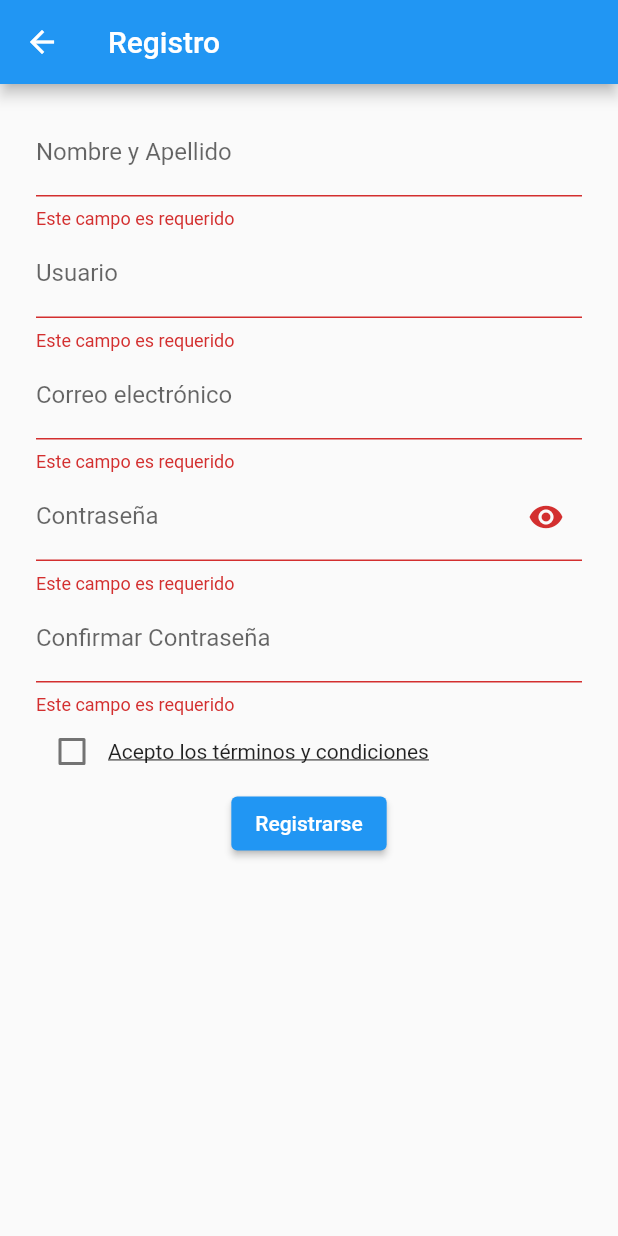
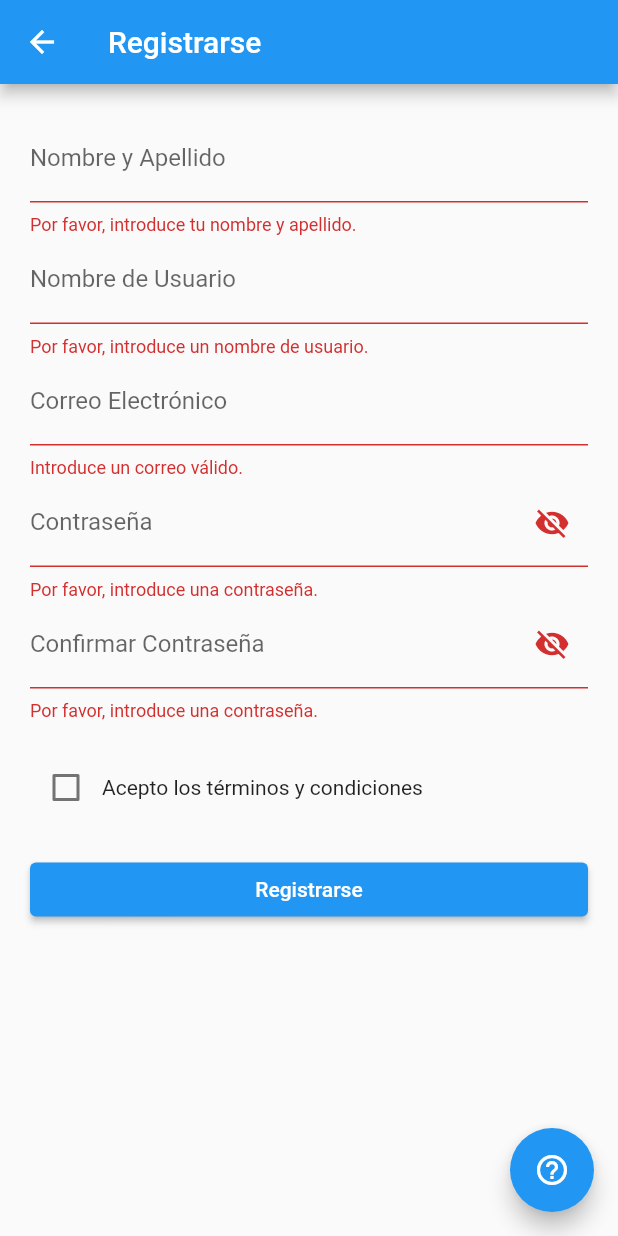
Before and after one commit to Conisilva03/Capstone, a Flutter app: the RegistroScreen screen opened directly, after a tap on "Registrarse", on a phone screen of 412 x 824 dp. Run offline on Flutter 3.47's test engine with Material 2 defaults, Android fonts, the phone set to English and light mode, and no system bars; our stand-ins replace flutter_map, geolocator, latlong2, shared_preferences; missing offline and left inert: jaguar_jwt; accounts and stored records are empty.

Commit message:
reservash

```diff
--- a/lib/registro.dart
+++ b/lib/registro.dart
@@ -2,6 +2,7 @@ import 'package:flutter/material.dart';
 import 'package:http/http.dart' as http;
 import 'dart:convert';
 import 'package:crypto/crypto.dart';
+import 'package:app_parking/login.dart';
 
 void main() => runApp(MyApp());
 
@@ -41,19 +42,25 @@ class _RegistroScreenState extends State<RegistroScreen> {
   Future<bool> checkUserExistence(String username, String email) async {
     final response = await http.post(
       Uri.parse('https://api2.parkingtalcahuano.cl/users/check-existence'),
-      headers: {'Content-Type': 'application/json'},
-      body: json.encode({"username": username, "email": email}),
+      headers: {
+        'Content-Type': 'application/json',
+      },
+      body: json.encode({
+        "username": username,
+        "email": email,
+      }),
     );
 
     if (response.statusCode == 200) {
       Map<String, dynamic> responseBody = json.decode(response.body);
-      return responseBody['exists'] ?? false;
+      return responseBody['exists'] ??
+          false; // Asumiendo que el campo se llama 'exists' y es booleano.
     } else {
       throw Exception('Error checking user existence');
     }
   }
 
-  Future<Map<String, dynamic>?> registerUser({
+  Future<bool> registerUser({
     required String name,
     required String username,
     required String email,
@@ -63,94 +70,146 @@ class _RegistroScreenState extends State<RegistroScreen> {
   }) async {
     final response = await http.post(
       Uri.parse('https://api2.parkingtalcahuano.cl/users/'),
-      headers: {'Content-Type': 'application/json'},
+      headers: {
+        'Content-Type': 'application/json',
+      },
       body: json.encode({
-        "name": name,
         "username": username,
         "email": email,
-        "hashed_password": _hashPassword(password),
+        "hashed_password": (password), // Utilizando tu función de hash.
         "role": role,
         "is_active": is_active,
       }),
     );
 
     if (response.statusCode == 200) {
-      return json.decode(response.body);
+      return true;
     } else {
-      print('Failed to register user: ${response.body}');
-      return null;
+      return false;
     }
+    ;
   }
 
-  Future<bool> createWallet({required int userId}) async {
-    final response = await http.post(
-      Uri.parse('https://api2.parkingtalcahuano.cl/wallets/'),
-      headers: {'Content-Type': 'application/json'},
-      body: json.encode({"user_id": userId, "balance": 0}),
+  @override
+  Widget build(BuildContext context) {
+    return Scaffold(
+      appBar: AppBar(
+        title: Text('Registrarse'),
+      ),
+      body: SingleChildScrollView(
+        padding: EdgeInsets.all(20.0),
+        child: Form(
+          key: _formKey,
+          child: Column(
+            crossAxisAlignment: CrossAxisAlignment.stretch,
+            children: <Widget>[
+              TextFormField(
+                controller: nombreApellidoController,
+                decoration: InputDecoration(labelText: 'Nombre y Apellido'),
+                validator: (value) {
+                  if (value == null || value.isEmpty) {
+                    return 'Por favor, introduce tu nombre y apellido.';
+                  }
+                  return null;
+                },
+              ),
+              TextFormField(
+                controller: usuarioController,
+                decoration: InputDecoration(labelText: 'Nombre de Usuario'),
+                validator: (value) {
+                  if (value == null || value.isEmpty) {
+                    return 'Por favor, introduce un nombre de usuario.';
+                  } else if (value.length < 6) {
+                    return 'El nombre de usuario debe tener al menos 6 caracteres.';
+                  }
+                  return null;
+                },
+              ),
+              TextFormField(
+                controller: correoController,
+                decoration: InputDecoration(labelText: 'Correo Electrónico'),
+                validator: (value) {
+                  if (value == null || !value.contains('@')) {
+                    return 'Introduce un correo válido.';
+                  }
+                  return null;
+                },
+              ),
+              _buildPasswordTextField(
+                controller: passwordController,
+                labelText: 'Contraseña',
+              ),
+              _buildPasswordTextField(
+                controller: confirmPasswordController,
+                labelText: 'Confirmar Contraseña',
+              ),
+              SizedBox(height: 20), // Agregamos espacio arriba de los términos
+              Row(
+                children: [
+                  Checkbox(
+                    value: aceptaTerminos,
+                    onChanged: (bool? value) {
+                      setState(() {
+                        aceptaTerminos = value ?? false;
+                      });
+                    },
+                  ),
+                  Divider(),
+                  GestureDetector(
+                    onTap: _mostrarTerminosYCondiciones,
+                    child: Text('Acepto los términos y condiciones'),
+                  ),
+                ],
+              ),
+              SizedBox(height: 20), // Agregamos espacio debajo del botón
+              ElevatedButton(
+                onPressed: _submitForm,
+                child: Text('Registrarse'),
+              ),
+            ],
+          ),
+        ),
+      ),
+      floatingActionButton: FloatingActionButton(
+        onPressed: _mostrarComoUsar,
+        tooltip: 'Cómo usar la app',
+        child: Icon(Icons.help_outline),
+      ),
     );
-
-    return response.statusCode == 200;
   }
 
-  Future<void> _submitForm() async {
-    if (!_formKey.currentState!.validate()) {
-      return;
-    }
-
-    final nombreApellido = nombreApellidoController.text.trim();
-    final usuario = usuarioController.text.trim();
-    final correo = correoController.text.trim();
-    final password = passwordController.text.trim();
-    final confirmPassword = confirmPasswordController.text.trim();
-
-    if (password != confirmPassword) {
-      ScaffoldMessenger.of(context).showSnackBar(
-        SnackBar(content: Text('Las contraseñas no coinciden')),
+  void _mostrarComoUsar() {
+    showDialog(
+      context: context,
+      builder: (BuildContext context) {
+        return AlertDialog(
+          title: Text("Cómo usar"),
+          content: SingleChildScrollView(
+            child: ListBody(
+              children: <Widget>[
+                Text(
+                    "1. Luego de un registro exitoso, podrás acceder a la sección 'Comenzar' para estacionarte."),
+                SizedBox(height: 10),
+                Text(
+                    "2. Para una reserva exitosa, debes dirigirse a la sección de 'Buscar estacionamientos' y seleccionar el de tu preferencia y clickear 'Reservar', pudiendo terminar también tu reserva si te desocupas antes de lo presupuestado."),
+                SizedBox(height: 10),
+                Text(
+                    "3. Puedes cancelar una reserva, siempre y cuando sea mínimo media hora antes de la hora de reserva."),
+                // ... Puedes agregar más instrucciones aquí...
+              ],
+            ),
+          ),
+          actions: <Widget>[
+            TextButton(
+              child: Text("Cerrar"),
+              onPressed: () {
+                Navigator.of(context).pop();
+              },
+            ),
+          ],
         );
-      return;
-    }
-
-    if (!aceptaTerminos) {
-      ScaffoldMessenger.of(context).showSnackBar(
-        SnackBar(content: Text('Debe aceptar los términos y condiciones')),
+      },
     );
-      return;
-    }
-
-    final userExists = await checkUserExistence(usuario, correo);
-    if (userExists) {
-      ScaffoldMessenger.of(context).showSnackBar(
-        SnackBar(content: Text('El usuario o correo ya existe')),
-      );
-      return;
-    }
-
-    final Map<String, dynamic>? user = await registerUser(
-      name: nombreApellido,
-      username: usuario,
-      email: correo,
-      password: password,
-      role: 'user',
-      is_active: true,
-    );
-
-    if (user != null && user.containsKey('id')) {
-      final bool walletCreated = await createWallet(userId: user['id']);
-      if (walletCreated) {
-        ScaffoldMessenger.of(context).showSnackBar(
-          SnackBar(content: Text('Usuario registrado con éxito')),
-        );
-        // You can navigate to another screen here, if needed
-      } else {
-        ScaffoldMessenger.of(context).showSnackBar(
-          SnackBar(content: Text('Error al crear la billetera del usuario')),
-        );
-      }
-    } else {
-      ScaffoldMessenger.of(context).showSnackBar(
-        SnackBar(content: Text('Error al registrar el usuario')),
-      );
-    }
   }
 
   void _mostrarTerminosYCondiciones() {
@@ -186,62 +245,98 @@ class _RegistroScreenState extends State<RegistroScreen> {
     );
   }
 
-  @override
-  Widget build(BuildContext context) {
-    // The build method starts here.
-    return Scaffold(
-      appBar: AppBar(
-        title: Text('Registro'),
+  Future<void> _submitForm() async {
+    if (!_formKey.currentState!.validate()) {
+      return;
+    }
+
+    if (passwordController.text != confirmPasswordController.text) {
+      ScaffoldMessenger.of(context).showSnackBar(
+        SnackBar(
+          content: Text('Las contraseñas no coinciden.'),
         ),
-      body: SingleChildScrollView(
-        child: Container(
-          padding: EdgeInsets.symmetric(vertical: 16.0, horizontal: 24.0),
-          child: Form(
-            key: _formKey,
-            child: Column(
-              children: <Widget>[
-                TextFormField(
-                  controller: nombreApellidoController,
-                  decoration: InputDecoration(labelText: 'Nombre y Apellido'),
+      );
+      return;
+    }
+
+    if (!aceptaTerminos) {
+      ScaffoldMessenger.of(context).showSnackBar(
+        SnackBar(
+          content: Text('Debes aceptar los términos y condiciones.'),
+        ),
+      );
+      return;
+    }
+
+    bool userExists = await checkUserExistence(
+      usuarioController.text,
+      correoController.text,
+    );
+
+    if (userExists) {
+      ScaffoldMessenger.of(context).showSnackBar(
+        SnackBar(
+          content: Text('El nombre de usuario o el correo ya están en uso.'),
+        ),
+      );
+      return;
+    }
+
+    bool registered = await registerUser(
+      name: nombreApellidoController.text,
+      username: usuarioController.text,
+      email: correoController.text,
+      password: (passwordController.text),
+      role: 'user',
+      is_active: true,
+    );
+    print(registered);
+
+    if (registered) {
+      ScaffoldMessenger.of(context).showSnackBar(
+        SnackBar(
+          content: Text('Registro exitoso! Bienvenido!'),
+          backgroundColor: Colors.green,
+        ),
+      );
+      Navigator.pushReplacement(
+        context,
+        MaterialPageRoute(
+          builder: (context) =>
+              LoginScreen(), // Asumiendo que tu pantalla de login se llama `LoginScreen`
+        ),
+      );
+    } else {
+      ScaffoldMessenger.of(context).showSnackBar(
+        SnackBar(
+          content: Text(
+              'Hubo un problema al registrarse. Por favor, inténtalo de nuevo.'),
+          backgroundColor: Colors.red,
+        ),
+      );
+    }
+  }
+
+  Widget _buildPasswordTextField({
+    required TextEditingController controller,
+    required String labelText,
+  }) {
+    return TextFormField(
+      controller: controller,
+      obscureText: _obscurePassword,
       validator: (value) {
         if (value == null || value.isEmpty) {
-                      return 'Este campo es requerido';
+          return 'Por favor, introduce una contraseña.';
+        } else if (value.length < 8) {
+          return 'La contraseña debe tener al menos 8 caracteres.';
         }
         return null;
       },
-                ),
-                TextFormField(
-                  controller: usuarioController,
-                  decoration: InputDecoration(labelText: 'Usuario'),
-                  validator: (value) {
-                    if (value == null || value.isEmpty) {
-                      return 'Este campo es requerido';
-                    }
-                    return null;
-                  },
-                ),
-                TextFormField(
-                  controller: correoController,
-                  decoration: InputDecoration(labelText: 'Correo electrónico'),
-                  validator: (value) {
-                    if (value == null || value.isEmpty) {
-                      return 'Este campo es requerido';
-                    } else if (!value.contains('@')) {
-                      return 'Correo no válido';
-                    }
-                    return null;
-                  },
-                ),
-                TextFormField(
-                  controller: passwordController,
-                  obscureText: _obscurePassword,
       decoration: InputDecoration(
-                    labelText: 'Contraseña',
+        labelText: labelText,
         suffixIcon: IconButton(
           icon: Icon(
-                        _obscurePassword
-                            ? Icons.visibility
-                            : Icons.visibility_off,
+            _obscurePassword ? Icons.visibility_off : Icons.visibility,
           ),
           onPressed: () {
             setState(() {
@@ -250,55 +345,6 @@ class _RegistroScreenState extends State<RegistroScreen> {
           },
         ),
       ),
-                  validator: (value) {
-                    if (value == null || value.isEmpty) {
-                      return 'Este campo es requerido';
-                    }
-                    return null;
-                  },
-                ),
-                TextFormField(
-                  controller: confirmPasswordController,
-                  obscureText: _obscurePassword,
-                  decoration:
-                      InputDecoration(labelText: 'Confirmar Contraseña'),
-                  validator: (value) {
-                    if (value == null || value.isEmpty) {
-                      return 'Este campo es requerido';
-                    } else if (value != passwordController.text) {
-                      return 'Las contraseñas no coinciden';
-                    }
-                    return null;
-                  },
-                ),
-                Row(
-                  children: [
-                    Checkbox(
-                      value: aceptaTerminos,
-                      onChanged: (bool? newValue) {
-                        setState(() {
-                          aceptaTerminos = newValue ?? false;
-                        });
-                      },
-                    ),
-                    GestureDetector(
-                      onTap: _mostrarTerminosYCondiciones,
-                      child: const Text(
-                        'Acepto los términos y condiciones',
-                        style: TextStyle(decoration: TextDecoration.underline),
-                      ),
-                    ),
-                  ],
-                ),
-                ElevatedButton(
-                  onPressed: _submitForm,
-                  child: Text('Registrarse'),
-                ),
-              ],
-            ),
-          ),
-        ),
-      ),
     );
   }
 }
```
Lines whose indentation alone changed are shown as unchanged.
